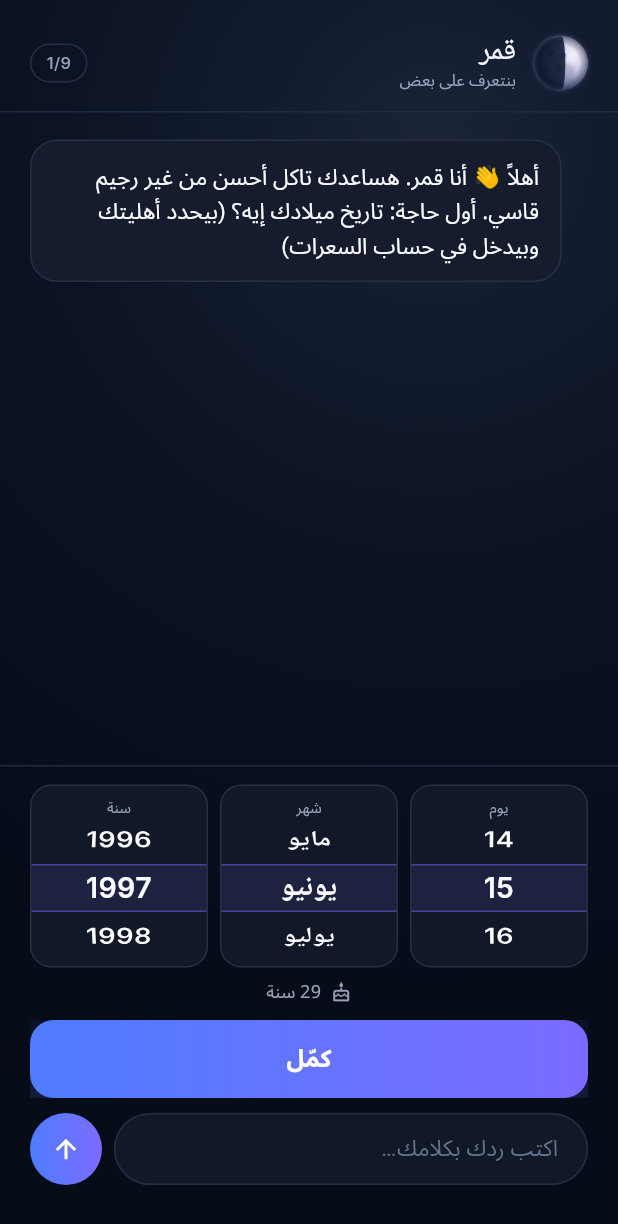
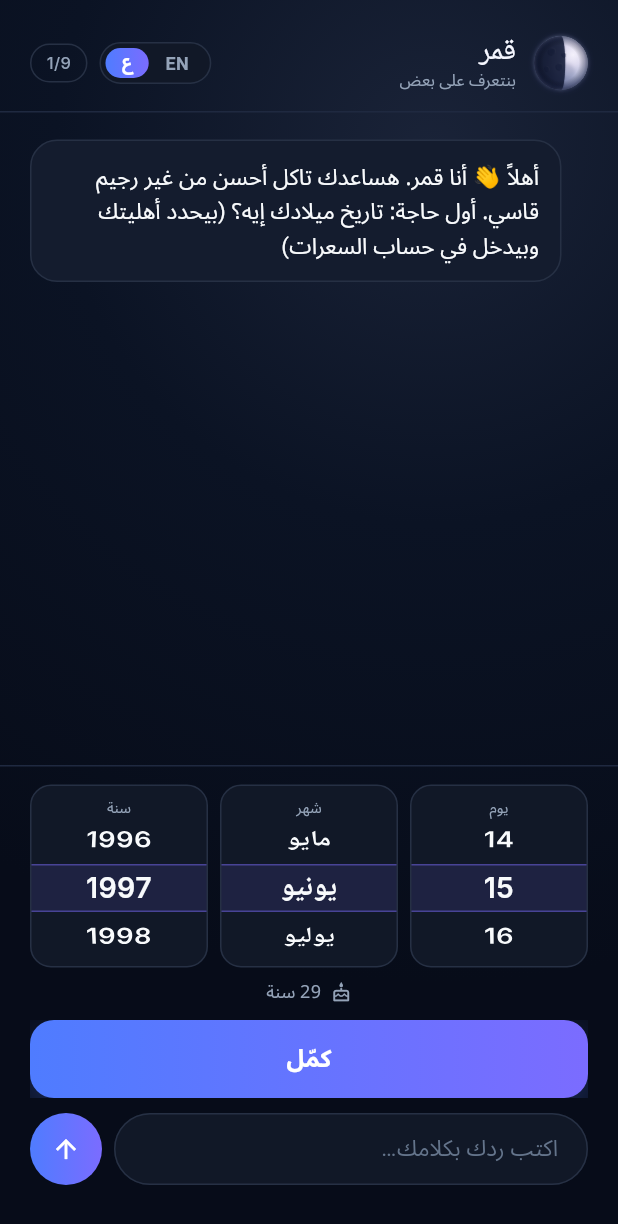
Before and after one commit to theonlyXie/Qamar, a Flutter app: the screen it shows after launch, item 2 of the bottom bar chosen, on a phone screen of 412 x 824 dp. Shown: the top 1224 px of the screen. Run offline on Flutter 3.47's test engine with Material 3 defaults, Android fonts, the phone set to English and light mode, and no system bars; our stand-ins replace google_fonts, image_picker, in_app_purchase, supabase_flutter; accounts and stored records are empty; Roboto replaces fonts that are missing (Noto Sans Arabic).

```diff
--- a/app/lib/screens/onboarding_screen.dart
+++ b/app/lib/screens/onboarding_screen.dart
@@ -78,6 +78,10 @@ class _OnboardingScreenState extends State<OnboardingScreen> {
                 ],
               ),
               const Spacer(),
+              // Switchable mid-conversation: the questions re-render in the
+              // other language and the answers already given are kept.
+              QLangToggle(lang: state.lang, onChanged: state.setLang),
+              const SizedBox(width: 8),
               Container(
                 padding: const EdgeInsets.symmetric(horizontal: 10, vertical: 4),
                 decoration: BoxDecoration(border: Border.all(color: QColors.borderSoft), borderRadius: BorderRadius.circular(999)),
--- a/app/lib/services/config.dart
+++ b/app/lib/services/config.dart
@@ -14,7 +14,7 @@ class QamarConfig {
   /// on the phone. Keep in step with `version:` in pubspec.yaml — reading the
   /// real value at runtime would mean adding package_info_plus, which is not
   /// worth a dependency for one label.
-  static const buildLabel = '0.3.0 (3)';
+  static const buildLabel = '0.4.0 (4)';
 
   /// Supplied via --dart-define=SUPABASE_URL=... at build time. Never commit
   /// real values — this file only reads them from the environment.
--- a/app/lib/widgets/common.dart
+++ b/app/lib/widgets/common.dart
@@ -1,5 +1,6 @@
 import 'package:flutter/material.dart';
 import 'package:flutter/services.dart';
+import '../l10n/strings.dart';
 import '../theme/app_theme.dart';
 import '../theme/colors.dart';
 import '../theme/text_styles.dart';
@@ -261,3 +262,85 @@ class _QWheelFieldState extends State<QWheelField> {
     );
   }
 }
+
+/// A compact AR/EN switch.
+///
+/// The only language control used to be a row at the bottom of the You screen,
+/// which is unreachable until onboarding is finished — so someone who does not
+/// read Arabic had to complete an Arabic conversation before they could switch
+/// out of it. This goes wherever that matters: the welcome screen, the
+/// onboarding header, the scan header.
+class QLangToggle extends StatelessWidget {
+  final AppLang lang;
+  final ValueChanged<AppLang> onChanged;
+
+  /// Slightly larger, for screens with room for it.
+  final bool large;
+
+  const QLangToggle({super.key, required this.lang, required this.onChanged, this.large = false});
+
+  @override
+  Widget build(BuildContext context) {
+    final h = large ? 34.0 : 28.0;
+    return Container(
+      height: h,
+      padding: const EdgeInsets.all(3),
+      decoration: BoxDecoration(
+        color: QColors.cardDeep.withValues(alpha: 0.9),
+        border: Border.all(color: QColors.borderSoft),
+        borderRadius: BorderRadius.circular(999),
+      ),
+      // Fixed left-to-right so the two options never swap places when the
+      // direction flips — a control that moves as you use it is disorienting.
+      child: Directionality(
+        textDirection: TextDirection.ltr,
+        child: Row(
+          mainAxisSize: MainAxisSize.min,
+          children: [
+            _Segment(label: 'ع', selected: lang == AppLang.ar, large: large, onTap: () => onChanged(AppLang.ar)),
+            _Segment(label: 'EN', selected: lang == AppLang.en, large: large, onTap: () => onChanged(AppLang.en)),
+          ],
+        ),
+      ),
+    );
+  }
+}
+
+class _Segment extends StatelessWidget {
+  final String label;
+  final bool selected;
+  final bool large;
+  final VoidCallback onTap;
+  const _Segment({required this.label, required this.selected, required this.large, required this.onTap});
+
+  @override
+  Widget build(BuildContext context) {
+    return Material(
+      color: Colors.transparent,
+      child: InkWell(
+        borderRadius: BorderRadius.circular(999),
+        onTap: () {
+          HapticFeedback.selectionClick();
+          onTap();
+        },
+        child: AnimatedContainer(
+          duration: const Duration(milliseconds: 160),
+          padding: EdgeInsets.symmetric(horizontal: large ? 14 : 11),
+          alignment: Alignment.center,
+          decoration: BoxDecoration(
+            gradient: selected ? QColors.brandGradient : null,
+            borderRadius: BorderRadius.circular(999),
+          ),
+          child: Text(
+            label,
+            style: QText.body(
+              size: large ? 13 : 12,
+              weight: FontWeight.w600,
+              color: selected ? Colors.white : QColors.textMuted,
+            ),
+          ),
+        ),
+      ),
+    );
+  }
+}
--- a/app/pubspec.yaml
+++ b/app/pubspec.yaml
@@ -1,7 +1,7 @@
 name: qamar
 description: Qamar — AI Health OS. Personal nutritionist in your pocket.
 publish_to: "none"
-version: 0.3.0+3
+version: 0.4.0+4
 
 environment:
   sdk: ">=3.3.0 <4.0.0"
```
Also changed, not shown: app/lib/screens/scan_screen.dart (+7 -1 lines), app/lib/screens/welcome_screen.dart (+10 -0 lines), app/lib/screens/you_screen.dart (+8 -15 lines), 2 other files.
